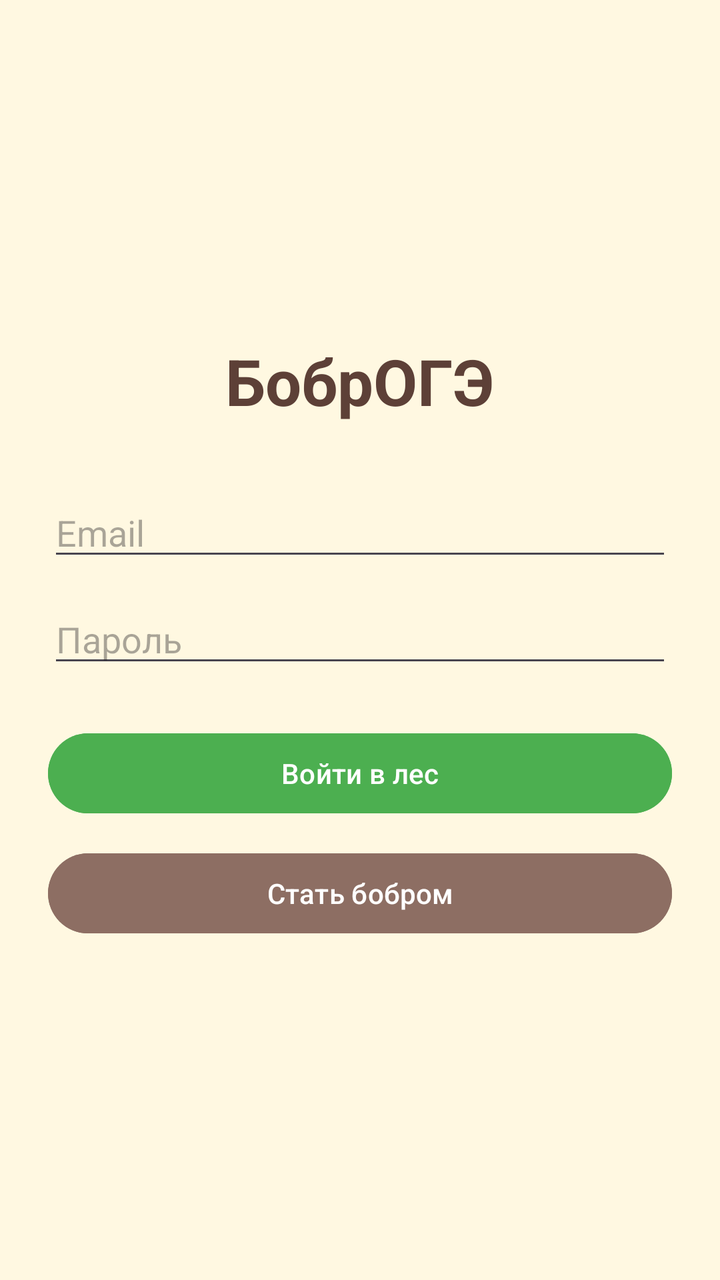
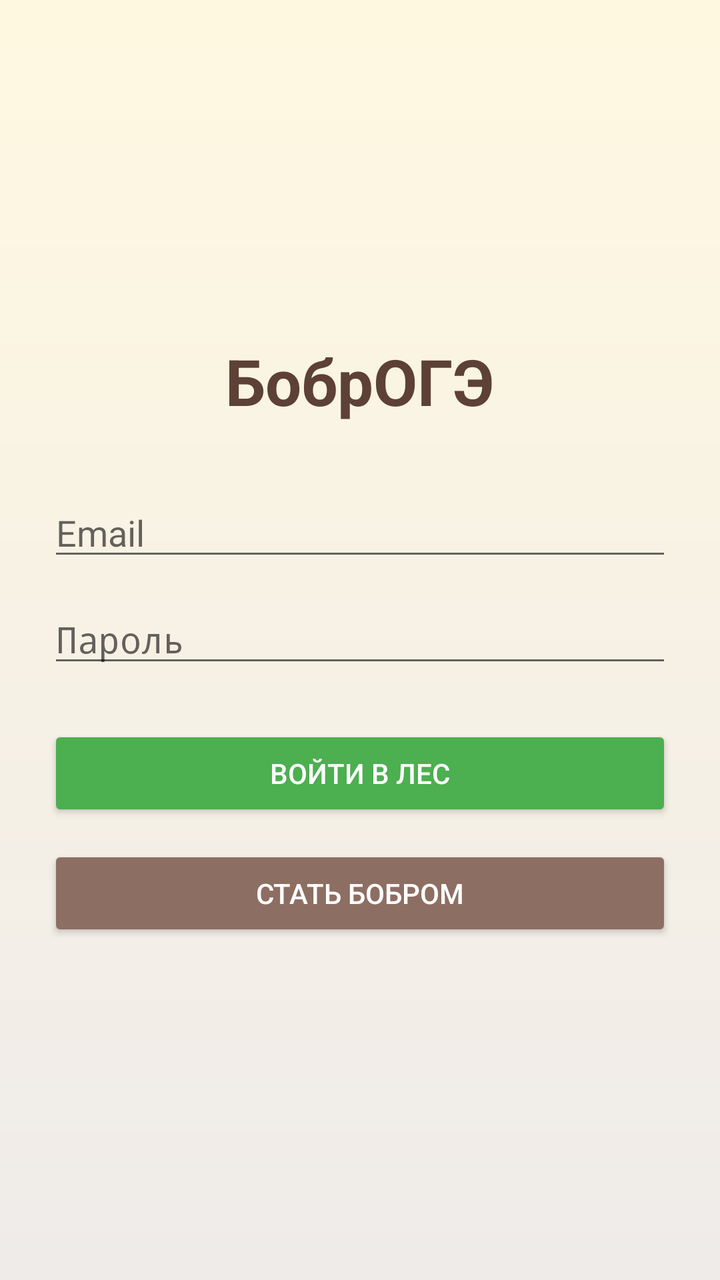

Two renders of the same Android screen: before a commit and after it. Below are the layout's source before the change and the commit's diff.
<!-- AndroidManifest.xml: application theme Theme.BobrExam -->
<!-- res/layout/activity_login.xml -->
<?xml version="1.0" encoding="utf-8"?>
<LinearLayout xmlns:android="http://schemas.android.com/apk/res/android"
    android:layout_width="match_parent"
    android:layout_height="match_parent"
    android:orientation="vertical"
    android:gravity="center"
    android:padding="24dp"
    android:background="@color/cream">
    <TextView
        android:layout_width="wrap_content"
        android:layout_height="wrap_content"
        android:text="БобрОГЭ"
        android:textSize="32sp"
        android:textStyle="bold"
        android:textColor="@color/bark_dark"
        android:layout_marginBottom="32dp"/>
    <EditText android:id="@+id/etEmail"
        android:layout_width="match_parent"
        android:layout_height="wrap_content"
        android:hint="@string/hint_email"
        android:inputType="textEmailAddress"/>
    <EditText android:id="@+id/etPassword"
        android:layout_width="match_parent"
        android:layout_height="wrap_content"
        android:layout_marginTop="12dp"
        android:hint="@string/hint_password"
        android:inputType="textPassword"/>
    <Button android:id="@+id/btnLogin"
        android:layout_width="match_parent"
        android:layout_height="wrap_content"
        android:layout_marginTop="24dp"
        android:text="@string/btn_login"
        android:backgroundTint="@color/leaf_green"
        android:textColor="@color/white"/>
    <Button android:id="@+id/btnRegister"
        android:layout_width="match_parent"
        android:layout_height="wrap_content"
        android:layout_marginTop="12dp"
        android:text="@string/btn_register"
        android:backgroundTint="@color/bark_light"
        android:textColor="@color/white"/>
</LinearLayout>
<!-- resources referenced by this layout -->
<resources>
  <color name="bark_dark">#5D4037</color>
  <color name="bark_light">#8D6E63</color>
  <color name="cream">#FFF8E1</color>
  <color name="leaf_green">#4CAF50</color>
  <color name="white">#FFFFFF</color>
  <string name="btn_login">Войти в лес</string>
  <string name="btn_register">Стать бобром</string>
  <string name="hint_email">Email</string>
  <string name="hint_password">Пароль</string>
  <style name="Theme.BobrExam" parent="Theme.Material3.DayNight.NoActionBar">
          <item name="colorPrimary">@color/leaf_green</item>
          <item name="colorSecondary">@color/amber</item>
          <item name="android:statusBarColor">@color/bark_dark</item>
      </style>
  <color name="amber">#FFC107</color>
</resources>

<!-- the commit's change to res/layout/activity_login.xml (unified diff, before → after) -->
@@ -5,7 +5,7 @@
     android:orientation="vertical"
     android:gravity="center"
     android:padding="24dp"
-    android:background="@color/cream">
+    android:background="@drawable/bg_wood">
     <TextView
         android:layout_width="wrap_content"
         android:layout_height="wrap_content"
<!-- resource entries referenced after the edit -->
@@ -2,18 +2,23 @@
 <resources>
   <color name="bark_dark">#5D4037</color>
   <color name="bark_light">#8D6E63</color>
-  <color name="cream">#FFF8E1</color>
   <color name="leaf_green">#4CAF50</color>
   <color name="white">#FFFFFF</color>
+  <!-- drawable bg_wood (drawable) -->
+  <?xml version="1.0" encoding="utf-8"?>
+  <shape xmlns:android="http://schemas.android.com/apk/res/android" android:shape="rectangle">
+      <gradient android:angle="270" android:startColor="#FFF8E1" android:endColor="#EFEBE9"/>
+  </shape>
   <string name="btn_login">Войти в лес</string>
   <string name="btn_register">Стать бобром</string>
   <string name="hint_email">Email</string>
   <string name="hint_password">Пароль</string>
-  <style name="Theme.BobrExam" parent="Theme.Material3.DayNight.NoActionBar">
-          <item name="colorPrimary">@color/leaf_green</item>
-          <item name="colorSecondary">@color/amber</item>
-          <item name="android:statusBarColor">@color/bark_dark</item>
+  <style name="Theme.BobrExam" parent="Theme.AppCompat.DayNight.NoActionBar">
+          <item name="colorPrimary">#5D4037</item>
+          <item name="colorPrimaryDark">#4E342E</item>
+          <item name="colorAccent">#4CAF50</item>
+          <item name="android:statusBarColor">#4E342E</item>
+          <item name="android:windowBackground">@drawable/bg_wood</item>
       </style>
-  <color name="amber">#FFC107</color>
 </resources>
 
